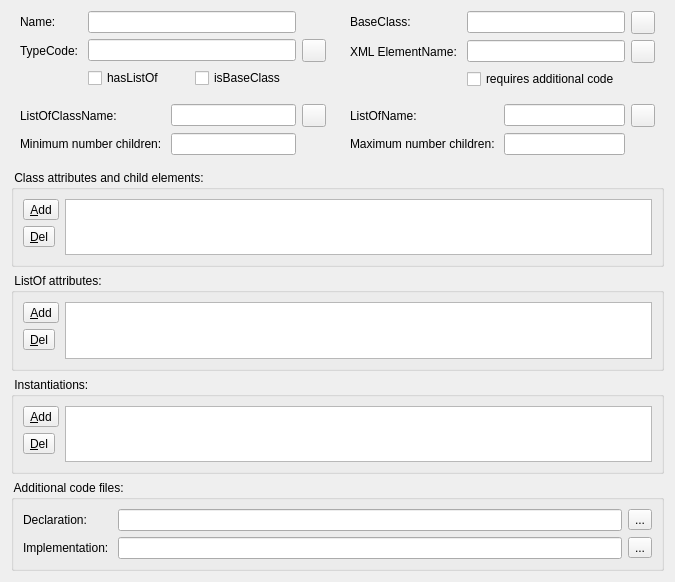
Qt form ui/formdeviserclass.ui (sbmlteam/QtDeviser) before a commit.
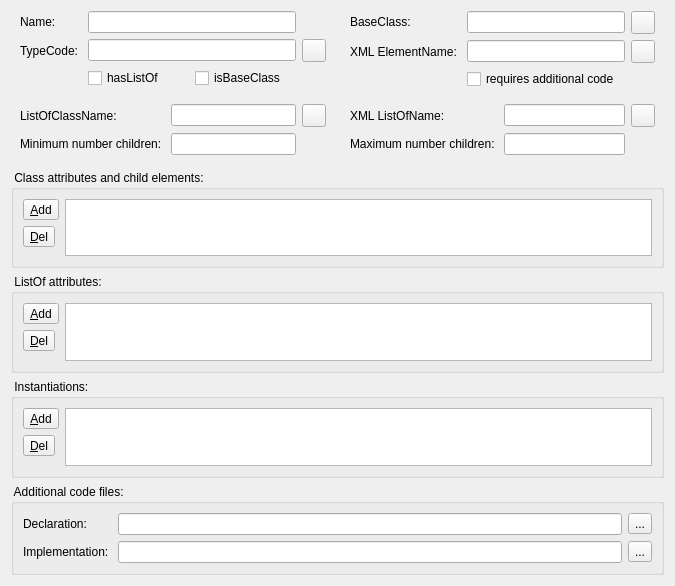
The same form after that commit. Icons and pictures are not drawn.

The edit to the form file:
```diff
--- a/ui/formdeviserclass.ui
+++ b/ui/formdeviserclass.ui
@@ -7,7 +7,7 @@
     <x>0</x>
     <y>0</y>
     <width>675</width>
-    <height>582</height>
+    <height>586</height>
    </rect>
   </property>
   <property name="sizePolicy">
@@ -307,7 +307,7 @@
          <item row="0" column="0">
           <widget class="QLabel" name="label_5">
            <property name="text">
-            <string>ListOfName: </string>
+            <string>XML ListOfName: </string>
            </property>
           </widget>
          </item>
@@ -576,7 +576,7 @@
          <bool>true</bool>
         </attribute>
         <attribute name="verticalHeaderVisible">
-         <bool>true</bool>
+         <bool>false</bool>
         </attribute>
         <attribute name="verticalHeaderCascadingSectionResizes">
          <bool>true</bool>
```
Left out of the diff: 2 changed lines with no effect on the pictures.
